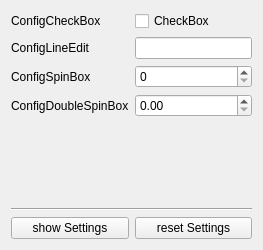
Before: the Qt Designer form example/example.ui in kolja-wagner/configwidgets, drawn with Qt 5.
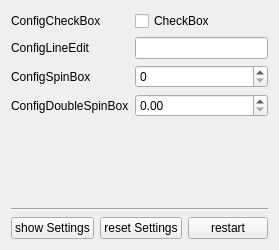
After: the same form once the commit is applied. Custom widgets are drawn as their Qt base class.

Commit message: add spinboxes to example

```diff
--- a/example/example.ui
+++ b/example/example.ui
@@ -98,6 +98,13 @@
        </property>
       </widget>
      </item>
+     <item>
+      <widget class="QPushButton" name="btn_restart">
+       <property name="text">
+        <string>restart</string>
+       </property>
+      </widget>
+     </item>
     </layout>
    </item>
   </layout>
@@ -108,6 +115,16 @@
    <extends>QCheckBox</extends>
    <header>configwidgets.h</header>
   </customwidget>
+  <customwidget>
+   <class>ConfigSpinBox</class>
+   <extends>QSpinBox</extends>
+   <header>configwidgets.h</header>
+  </customwidget>
+  <customwidget>
+   <class>ConfigDoubleSpinBox</class>
+   <extends>QDoubleSpinBox</extends>
+   <header>configwidgets.h</header>
+  </customwidget>
  </customwidgets>
  <resources/>
  <connections/>
```
Left out of the diff: 4 changed lines with no effect on the pictures. The commit also changes 1 other file.
